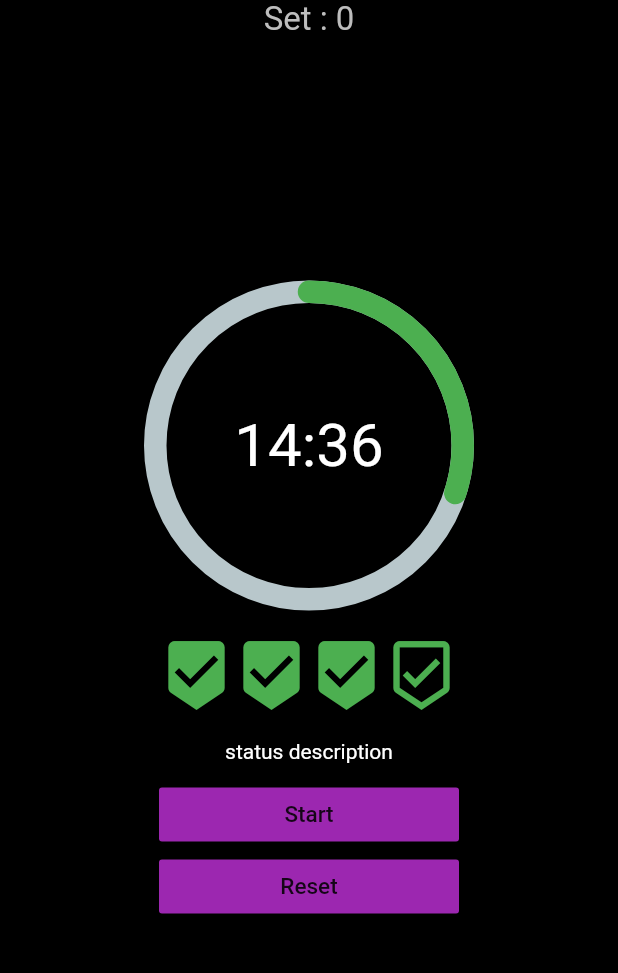
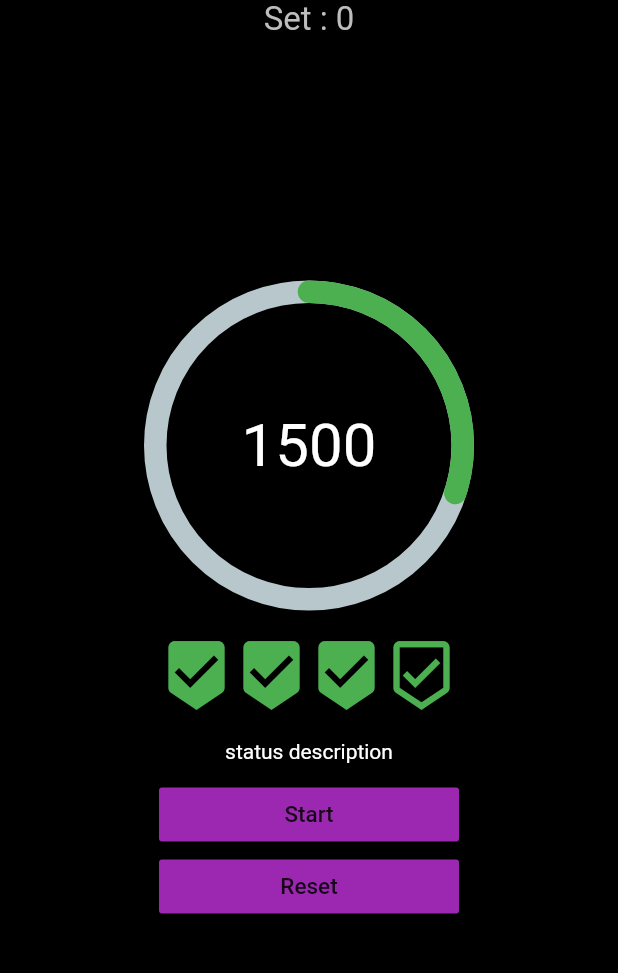
Before and after one commit to AidanGoldie7/plantodoro, a Flutter app: the screen it shows after launch, on a phone screen of 412 x 824 dp, the part 72-1045 px from its top. Run offline on Flutter 3.47's test engine with Material 2 defaults, Android fonts, the phone set to English and light mode, and no system bars; drawn by our look-alikes of percent_indicator.

Commit message:
3. Assigning real time values to pomo number, sets and time

```diff
--- a/lib/screens/home_screen.dart
+++ b/lib/screens/home_screen.dart
@@ -62,7 +62,7 @@ backgroundColor: Colors.black,
                       percent: 0.3,
                       //making timer line rounded instead of a straight line going around the circle
                       circularStrokeCap: CircularStrokeCap.round,
-                      center: Text('14:36',
+                      center: Text('$remainingTime',
                       style: TextStyle(fontSize: 40, color: Colors.white),
                       ),
                       progressColor: Colors.green,
```
